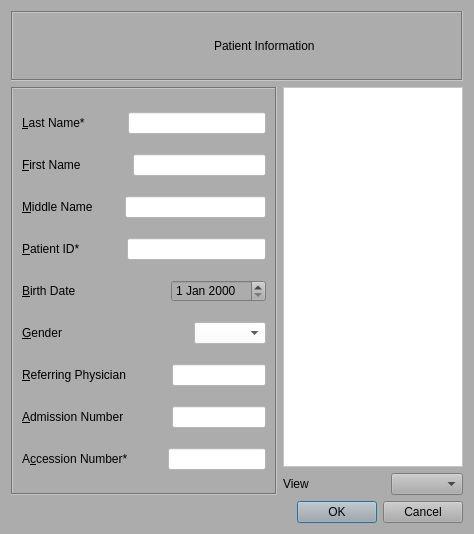
This is core/View/newpatientdialog.ui in altaybrusan/ibex as Qt 5 draws it before an edit. The edited form follows.
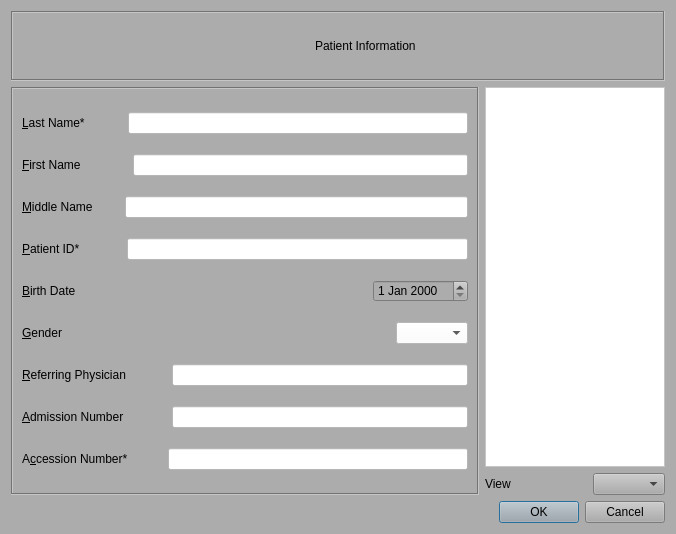
This is the edited form. Icons and pictures are not drawn.

Diff of the .ui file:
```diff
--- a/core/View/newpatientdialog.ui
+++ b/core/View/newpatientdialog.ui
@@ -6,7 +6,7 @@
    <rect>
     <x>0</x>
     <y>0</y>
-    <width>474</width>
+    <width>676</width>
     <height>514</height>
    </rect>
   </property>
```
